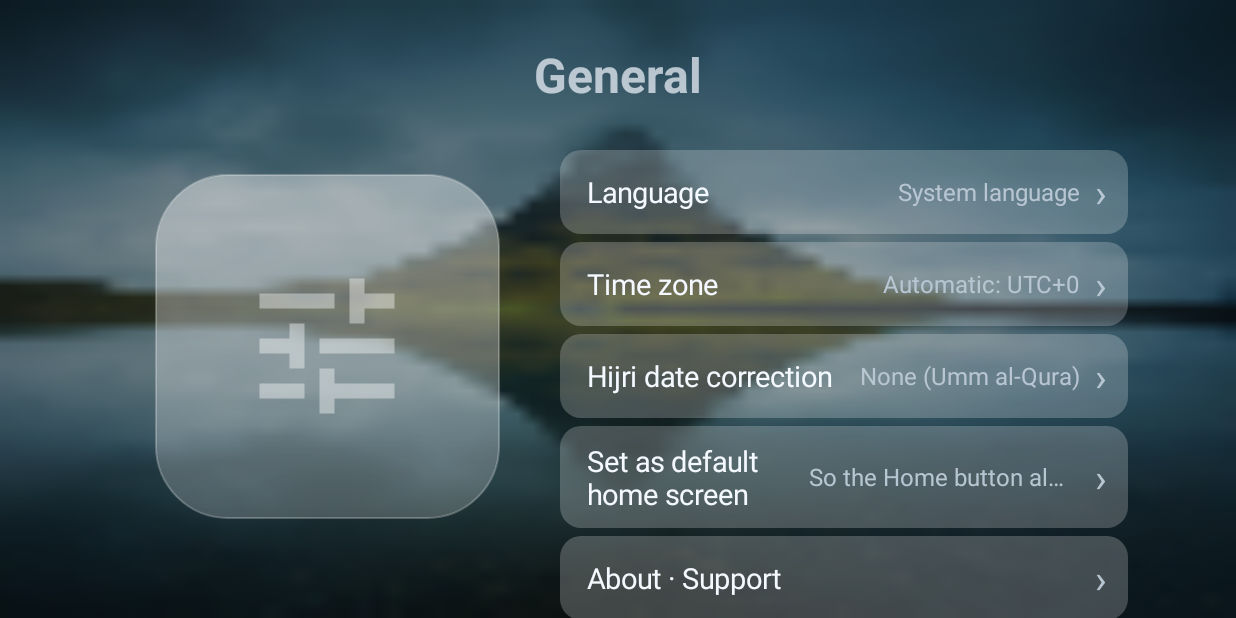
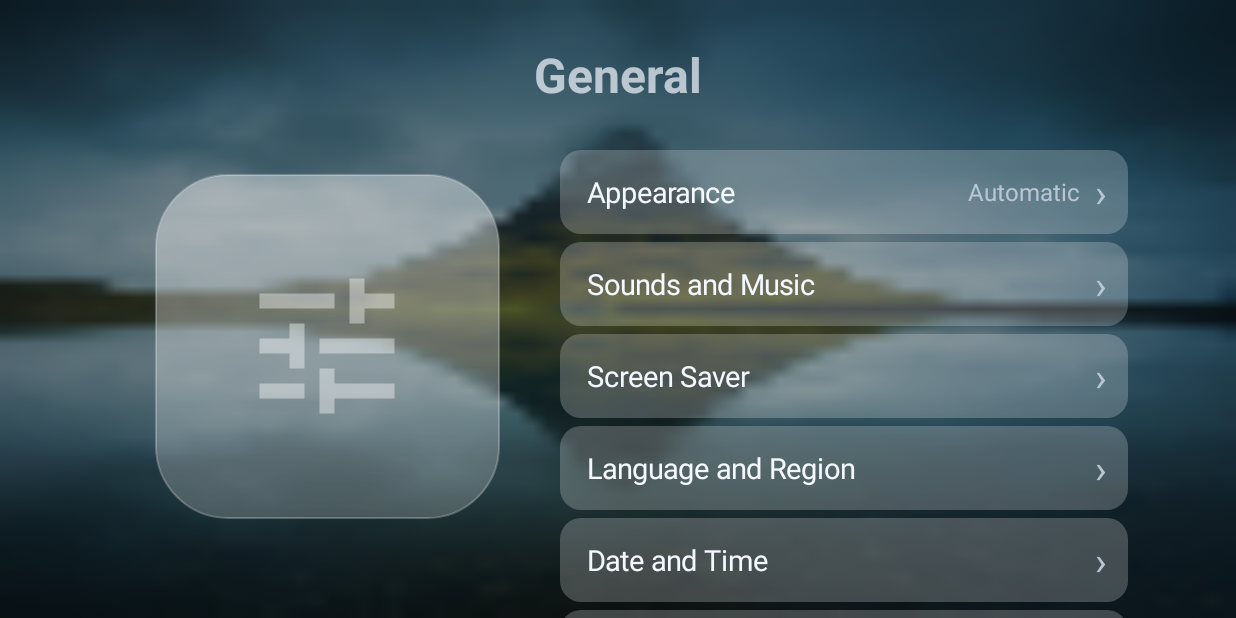
Before and after one commit to eliasreyad01-a11y/MyTVLauncher2, an Android app: the SettingsActivity screen opened directly, with no data from a screen before it, after a tap on "General", on a phone screen of 824 x 412 dp (held sideways). Run offline under Robolectric (Android 15) with nearby library versions, the phone set to English and light mode, and no system bars.

Commit message:
Apple TV settings structure; home stripped of non-Apple elements
Co-Authored-By: Claude Sonnet 5.5 <noreply@anthropic.com>
Claude-Session: https://claude.ai/code/session_01DP3nzzGQo8K3DNGMYk4qDh

```diff
--- a/app/build.gradle.kts
+++ b/app/build.gradle.kts
@@ -11,7 +11,7 @@ android {
         applicationId = "com.mytv.glass"
         minSdk = 26
         targetSdk = 34
-        versionCode = 27
+        versionCode = 28
         versionName = "2.9.0"
     }
 
--- a/app/src/main/java/com/mytv/launcher/MainActivity.kt
+++ b/app/src/main/java/com/mytv/launcher/MainActivity.kt
@@ -395,7 +395,7 @@ class MainActivity : AppCompatActivity() {
                     Color.argb(prefs.dim.coerceIn(0, 90) * 255 / 100, 0, 0, 0), android.graphics.PorterDuff.Mode.SRC_ATOP
                 )
             }
-            wallFg.visibility = View.VISIBLE
+            wallFg.visibility = View.GONE
         } else wallFg.visibility = View.GONE
         wallpaper.post { tintClock() }
         val is24 = TimeFmt.is24(this, prefs)
@@ -791,7 +791,7 @@ class MainActivity : AppCompatActivity() {
             changed = true
         }
         if (changed) adapter.notifyDataSetChanged()
-        greeting.visibility = if (prefs.showGreeting) View.VISIBLE else View.GONE
+        greeting.visibility = View.GONE
     }
 
 
@@ -1493,7 +1493,7 @@ class MainActivity : AppCompatActivity() {
             prayerCard.visibility = View.GONE
             return
         }
-        prayerCard.visibility = View.VISIBLE
+        prayerCard.visibility = View.GONE
         val next = nextPrayer?.name
         for ((name, chip) in chips) {
             chip.text = latin("${prayerLabel(name)}\n${TimeFmt.display(today.times[name], TimeFmt.is24(this, prefs))}")
--- a/app/src/main/java/com/mytv/launcher/SettingsActivity.kt
+++ b/app/src/main/java/com/mytv/launcher/SettingsActivity.kt
@@ -273,6 +273,7 @@ class SettingsActivity : AppCompatActivity() {
 
     private fun build() {
         val section = intent.getStringExtra("section")
+        if (section == "a_general" || section == "a_video" || section == "a_audio") { buildApple(section); return }
         titleView.text = getString(
             when (section) {
                 "prayer" -> R.string.cat_prayer
@@ -295,11 +296,61 @@ class SettingsActivity : AppCompatActivity() {
         startActivity(Intent(this, SettingsActivity::class.java).putExtra("section", name))
     }
 
+    private fun sys(vararg actions: String) {
+        for (a in actions) {
+            try { startActivity(Intent(a).addFlags(Intent.FLAG_ACTIVITY_NEW_TASK)); return } catch (_: Exception) {}
+        }
+        Toast.makeText(this, "Not available on this device", Toast.LENGTH_SHORT).show()
+    }
+
     private fun buildCategories() {
-        addRow(getString(R.string.cat_prayer), getString(R.string.cat_prayer_sub)) { openSection("prayer") }
-        addRow(getString(R.string.cat_wallpaper), getString(R.string.cat_wallpaper_sub)) { openSection("wallpaper") }
-        addRow(getString(R.string.cat_home), getString(R.string.cat_home_sub)) { openSection("home") }
-        addRow(getString(R.string.cat_general), getString(R.string.cat_general_sub)) { openSection("general") }
+        titleView.text = "Settings"
+        descView.text = "Apple TV"
+        addRow("General", null) { openSection("a_general") }
+        addRow("Profiles and Accounts", null) { sys(android.provider.Settings.ACTION_SYNC_SETTINGS, android.provider.Settings.ACTION_ADD_ACCOUNT) }
+        addRow("Video and Audio", null) { openSection("a_video") }
+        addRow("Screen Saver", null) { sys(android.provider.Settings.ACTION_DREAM_SETTINGS, android.provider.Settings.ACTION_DISPLAY_SETTINGS) }
+        addRow("Notifications", null) {
+            try { startActivity(Intent(android.provider.Settings.ACTION_APP_NOTIFICATION_SETTINGS).putExtra(android.provider.Settings.EXTRA_APP_PACKAGE, packageName)) } catch (_: Exception) { sys(android.provider.Settings.ACTION_SETTINGS) }
+        }
+        addRow("AirPlay and Apple Home", null) { sys(android.provider.Settings.ACTION_CAST_SETTINGS, android.provider.Settings.ACTION_SETTINGS) }
+        addRow("Remotes and Devices", null) { sys(android.provider.Settings.ACTION_BLUETOOTH_SETTINGS) }
+        addRow("Accessibility", null) { sys(android.provider.Settings.ACTION_ACCESSIBILITY_SETTINGS) }
+        addRow("Apps", null) { sys(android.provider.Settings.ACTION_APPLICATION_SETTINGS, android.provider.Settings.ACTION_MANAGE_ALL_APPLICATIONS_SETTINGS) }
+        addRow("Network", null) { sys(android.provider.Settings.ACTION_WIFI_SETTINGS) }
+        addRow("System", null) { sys(android.provider.Settings.ACTION_SETTINGS) }
+        addRow("Power Off", null, false) {
+            Dialogs.showChoice(this, "Power Off", listOf("Sleep Now", "Cancel")) { i ->
+                if (i == 0) Toast.makeText(this, "Press the power button on your remote", Toast.LENGTH_LONG).show()
+            }
+        }
+    }
+
+    private fun buildApple(section: String) {
+        val d = android.provider.Settings.ACTION_DISPLAY_SETTINGS
+        val snd = android.provider.Settings.ACTION_SOUND_SETTINGS
+        when (section) {
+            "a_general" -> {
+                titleView.text = "General"
+                addRow("Appearance", "Automatic") { sys(d) }
+                addRow("Sounds and Music", null) { sys(snd) }
+                addRow("Screen Saver", null) { sys(android.provider.Settings.ACTION_DREAM_SETTINGS, d) }
+                addRow("Language and Region", null) { sys(android.provider.Settings.ACTION_LOCALE_SETTINGS) }
+                addRow("Date and Time", null) { sys(android.provider.Settings.ACTION_DATE_SETTINGS) }
+                addRow("Keyboard", null) { sys(android.provider.Settings.ACTION_INPUT_METHOD_SETTINGS) }
+                addRow("Storage", null) { sys(android.provider.Settings.ACTION_INTERNAL_STORAGE_SETTINGS) }
+                addRow("About", null) { sys(android.provider.Settings.ACTION_DEVICE_INFO_SETTINGS) }
+            }
+            else -> {
+                titleView.text = "Video and Audio"
+                addLabel("VIDEO")
+                for (t in listOf("Enable Dolby Vision", "Aspect Ratio", "Format", "HDMI Output", "Chroma", "Match Content", "Check HDMI Connection", "Tap-to-Zoom Video", "Reset Video Settings"))
+                    addRow(t, null) { sys(d) }
+                addLabel("AUDIO")
+                for (t in listOf("Audio Output", "Audio Format", "Sound Effects and Music", "Reduce Loud Sounds", "Default Audio Output"))
+                    addRow(t, null) { sys(snd) }
+            }
+        }
     }
 
     private fun buildPrayer() {
@@ -433,9 +484,11 @@ class SettingsActivity : AppCompatActivity() {
     }
 
 
-    private fun addLabel(textRes: Int) {
+    private fun addLabel(textRes: Int) = addLabel(getString(textRes))
+
+    private fun addLabel(label: String) {
         container.addView(TextView(this).apply {
-            text = getString(textRes).uppercase(Locale.getDefault())
+            text = label.uppercase(Locale.getDefault())
             textSize = 14f
             typeface = android.graphics.Typeface.DEFAULT_BOLD
             setTextColor(Color.parseColor("#99C0D4E1"))
--- a/app/src/main/res/layout/activity_main.xml
+++ b/app/src/main/res/layout/activity_main.xml
@@ -11,6 +11,7 @@
 
     <LinearLayout
         android:id="@+id/clockBox"
+        android:visibility="gone"
         android:layout_width="wrap_content"
         android:layout_height="wrap_content"
         android:layout_gravity="top|center_horizontal"
@@ -217,6 +218,7 @@
 
             <LinearLayout
                 android:id="@+id/infoBlock"
+        android:visibility="gone"
                 android:layout_width="wrap_content"
                 android:layout_height="wrap_content"
                 android:layout_gravity="top|center_horizontal"
```
